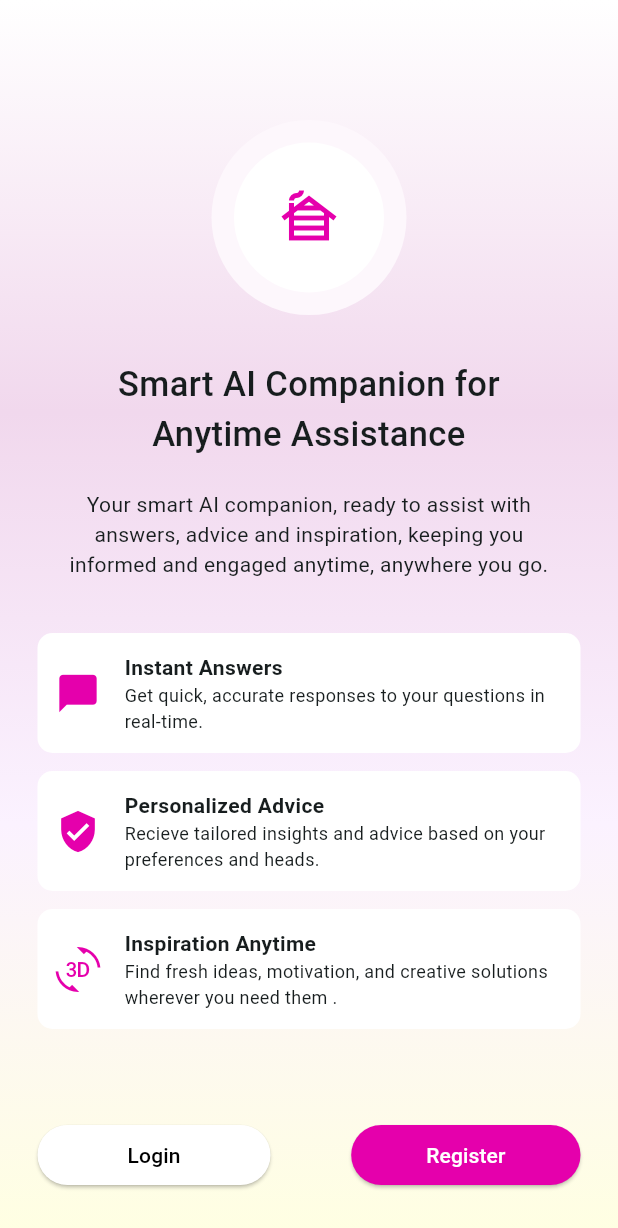
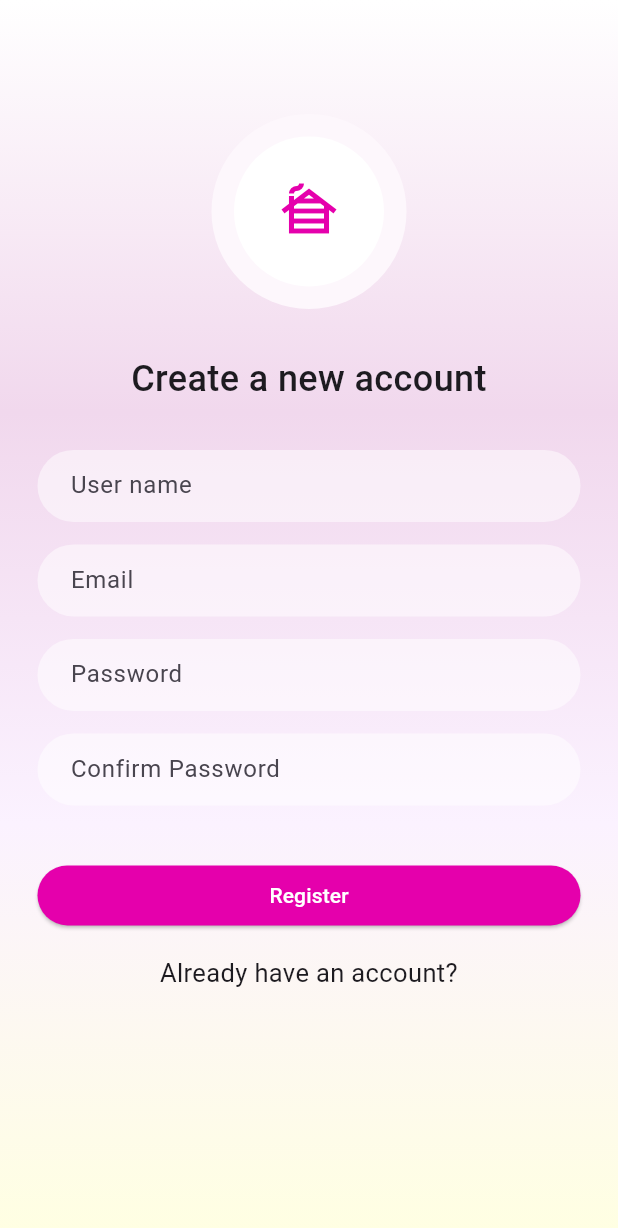
Before and after one commit to hariprasathys22/Docs-App, a Flutter app: the screen it shows after launch, after a tap on "Register", on a phone screen of 412 x 824 dp. Shown: the top 1228 px of the screen. Run offline on Flutter 3.47's test engine with Material 3 defaults, Android fonts, the phone set to English and light mode, and no system bars.

Commit message:
Register page completed

```diff
--- /dev/null
+++ b/lib/constants/TextBox/text_box_field.dart
@@ -0,0 +1,47 @@
+import 'package:flutter/material.dart';
+
+class TextBoxField extends StatelessWidget {
+  final String label;
+  final TextEditingController controller;
+  final String? Function(String?)? validator;
+  final bool obscureText;
+  final TextInputType keyboardType;
+  final IconData? icon;
+  const TextBoxField({
+    super.key,
+    required this.label,
+    required this.controller,
+    this.validator,
+    this.obscureText = false,
+    this.keyboardType = TextInputType.text,
+    this.icon,
+  });
+
+  @override
+  Widget build(BuildContext context) {
+    return Container(
+      decoration: BoxDecoration(
+        color: Colors.white.withOpacity(0.5),
+        borderRadius: BorderRadius.circular(25),
+      ),
+      padding: const EdgeInsets.symmetric(horizontal: 12),
+      child: TextFormField(
+        controller: controller,
+        obscureText: obscureText,
+        cursorColor: Color.fromARGB(255, 163, 163, 163),
+        keyboardType: keyboardType,
+        validator: validator,
+        style: const TextStyle(color: Color.fromARGB(255, 163, 163, 163)),
+        decoration: InputDecoration(
+          hintText: label,
+          labelStyle: const TextStyle(
+            color: Color.fromARGB(179, 255, 248, 248),
+          ),
+          contentPadding: EdgeInsets.fromLTRB(10, 0, 0, 0),
+          prefixIcon: icon != null ? Icon(icon, color: Colors.white70) : null,
+          border: InputBorder.none,
+        ),
+      ),
+    );
+  }
+}
--- a/lib/constants/button.dart
+++ /dev/null
@@ -1,30 +0,0 @@
-import 'package:flutter/material.dart';
-
-class Button extends StatelessWidget {
-  final String name;
-  final bool types;
-  final double height;
-  final double width;
-  const Button({
-    super.key,
-    required this.name,
-    required this.types,
-    required this.height,
-    required this.width,
-  });
-
-  @override
-  Widget build(BuildContext context) {
-    return ElevatedButton(
-      onPressed: () {},
-      child: Text(
-        name,
-        style: TextStyle(color: types ? Color(0xff000000) : Color(0xffFFFFFF)),
-      ),
-      style: ElevatedButton.styleFrom(
-        backgroundColor: types ? Color(0xffFFFFFF) : Color(0xffE500AC),
-        padding: EdgeInsets.symmetric(vertical: height, horizontal: width),
-      ),
-    );
-  }
-}
--- /dev/null
+++ b/lib/constants/button/button.dart
@@ -0,0 +1,45 @@
+import 'package:flutter/material.dart';
+
+class Button extends StatelessWidget {
+  final String name;
+  final bool types;
+  final double height;
+  final double width;
+  final Function()? onTap;
+
+  const Button({
+    super.key,
+    required this.name,
+    required this.types,
+    required this.height,
+    required this.width,
+    this.onTap,
+  });
+
+  @override
+  Widget build(BuildContext context) {
+    return SizedBox(
+      height: height,
+      width: width,
+      child: ElevatedButton(
+        onPressed: onTap,
+        style: ButtonStyle(
+          backgroundColor: MaterialStateProperty.all(
+            types ? const Color(0xffFFFFFF) : const Color(0xffE500AC),
+          ),
+          shape: MaterialStateProperty.all(
+            RoundedRectangleBorder(borderRadius: BorderRadius.circular(25)),
+          ),
+        ),
+        child: Text(
+          name,
+          style: TextStyle(
+            color: types ? Color(0xff000000) : Color(0xffFFFFFF),
+            fontSize: 14,
+            fontWeight: FontWeight.w500,
+          ),
+        ),
+      ),
+    );
+  }
+}
--- /dev/null
+++ b/lib/constants/gradientScaffold/gradient_scaffold.dart
@@ -0,0 +1,31 @@
+import 'package:flutter/material.dart';
+
+class GradientScaffold extends StatelessWidget {
+  final Widget child;
+
+  const GradientScaffold({super.key, required this.child});
+
+  @override
+  Widget build(BuildContext context) {
+    return Container(
+      decoration: const BoxDecoration(
+        gradient: LinearGradient(
+          begin: Alignment.topCenter,
+          end: Alignment.bottomCenter,
+          colors: [
+            Color(0xffFFFFFF),
+            Color.fromARGB(255, 241, 216, 237),
+            Color.fromARGB(255, 251, 242, 255),
+            Color.fromARGB(255, 255, 255, 226),
+          ],
+        ),
+      ),
+      child: SafeArea(
+        child: Scaffold(
+          backgroundColor: Colors.transparent, // allow gradient to show through
+          body: child,
+        ),
+      ),
+    );
+  }
+}
--- /dev/null
+++ b/lib/constants/roundedLogo/rounded_logo.dart
@@ -0,0 +1,29 @@
+import 'package:flutter/material.dart';
+
+class RoundedLogo extends StatelessWidget {
+  const RoundedLogo({super.key});
+
+  @override
+  Widget build(BuildContext context) {
+    return Container(
+      height: 130,
+      width: 130,
+      decoration: BoxDecoration(
+        color: const Color.fromARGB(255, 253, 247, 252),
+        borderRadius: BorderRadius.circular(100),
+      ),
+      child: Center(
+        child: Container(
+          padding: const EdgeInsets.all(10),
+          height: 100,
+          width: 100,
+          decoration: const BoxDecoration(
+            color: Colors.white,
+            borderRadius: BorderRadius.all(Radius.circular(100)),
+          ),
+          child: const Icon(Icons.cabin, color: Color(0xffE500AC), size: 40),
+        ),
+      ),
+    );
+  }
+}
--- a/lib/main.dart
+++ b/lib/main.dart
@@ -1,4 +1,6 @@
+import 'package:docs_ui/constants/gradientScaffold/gradient_scaffold.dart';
 import 'package:docs_ui/screens/on_boarding.dart';
+import 'package:docs_ui/screens/register_page.dart';
 import 'package:flutter/material.dart';
 
 void main() {
@@ -12,15 +14,25 @@ class MyApp extends StatelessWidget {
   @override
   Widget build(BuildContext context) {
     return MaterialApp(
-      title: 'Flutter Demo',
+      title: 'Docs UI',
       debugShowCheckedModeBanner: false,
-      theme: ThemeData(
-        colorScheme: ColorScheme.fromSeed(
-          seedColor: const Color.fromARGB(255, 255, 255, 255),
-        ),
-      ),
       initialRoute: "/",
-      routes: {"/": (context) => const OnBoarding()},
+      onGenerateRoute: (settings) {
+        Widget page;
+        switch (settings.name) {
+          case '/register':
+            page = const RegisterPage();
+            break;
+
+          case '/':
+          default:
+            page = const OnBoarding();
+        }
+        return MaterialPageRoute(
+          builder: (_) => GradientScaffold(child: page),
+          settings: settings,
+        );
+      },
     );
   }
 }
--- a/lib/screens/on_boarding.dart
+++ b/lib/screens/on_boarding.dart
@@ -1,4 +1,5 @@
-import 'package:docs_ui/constants/button.dart';
+import 'package:docs_ui/constants/button/button.dart';
+import 'package:docs_ui/constants/roundedLogo/rounded_logo.dart';
 import 'package:docs_ui/widgets/onBoarding/on_boarding_card.dart';
 import 'package:flutter/material.dart';
 
@@ -7,56 +8,24 @@ class OnBoarding extends StatelessWidget {
 
   @override
   Widget build(BuildContext context) {
-    return Scaffold(
-      body: Container(
-        decoration: BoxDecoration(
-          gradient: LinearGradient(
-            begin: Alignment.topCenter,
-            end: Alignment.bottomCenter,
-            colors: [
-              Color(0xffFFFFFF),
-              Color.fromARGB(255, 241, 216, 237),
-              Color.fromARGB(255, 251, 242, 255),
-              Color.fromARGB(255, 255, 255, 226),
-            ],
-          ),
-        ),
-        child: Padding(
-          padding: const EdgeInsets.symmetric(vertical: 30, horizontal: 25),
-          child: Center(
+    final screenHeight = MediaQuery.of(context).size.height;
+    final screenWidth = MediaQuery.of(context).size.width;
+    return Padding(
+      padding: const EdgeInsets.symmetric(vertical: 10, horizontal: 25),
+      child: ConstrainedBox(
+        constraints: BoxConstraints(minHeight: screenHeight - 80),
+        child: IntrinsicHeight(
           child: Column(
+            crossAxisAlignment: CrossAxisAlignment.center,
             children: [
-                const SizedBox(height: 50),
-                Container(
-                  height: 130,
-                  width: 130,
-                  decoration: BoxDecoration(
-                    color: const Color.fromARGB(255, 253, 247, 252),
-                    borderRadius: BorderRadius.circular(100),
-                  ),
-                  child: Center(
-                    child: Container(
-                      padding: const EdgeInsets.all(10),
-                      height: 100,
-                      width: 100,
-                      decoration: const BoxDecoration(
-                        color: Colors.white,
-                        borderRadius: BorderRadius.all(Radius.circular(100)),
-                      ),
-                      child: const Icon(
-                        Icons.cabin,
-                        color: Color(0xffE500AC),
-                        size: 40,
-                      ),
-                    ),
-                  ),
-                ),
-                const SizedBox(height: 30),
+              SizedBox(height: screenHeight * 0.08),
+              const RoundedLogo(),
+              const SizedBox(height: 10),
               const Padding(
                 padding: EdgeInsets.symmetric(horizontal: 20.0),
                 child: Text(
-                    "Smart AI Companion for Anytime Assistance",
-                    style: TextStyle(fontSize: 23, fontWeight: FontWeight.w500),
+                  "Neuralyfe",
+                  style: TextStyle(fontSize: 25, fontWeight: FontWeight.w500),
                   textAlign: TextAlign.center,
                 ),
               ),
@@ -70,19 +39,26 @@ class OnBoarding extends StatelessWidget {
                 ),
               ),
               const SizedBox(height: 30),
+              const OnBoardingCard(),
 
-                /// ✅ Repeating vertical containers with text inside properly
-                OnBoardingCard(),
+              /// ✅ Replacing Spacer with a dynamic spacer
               const Spacer(),
+
               Row(
                 mainAxisAlignment: MainAxisAlignment.spaceBetween,
                 children: [
-                    Button(name: "Login", types: true, height: 10, width: 60),
+                  Button(
+                    name: "Login",
+                    types: true,
+                    height: 40,
+                    width: screenWidth / 3,
+                  ),
                   Button(
                     name: "Register",
                     types: false,
-                      height: 10,
-                      width: 50,
+                    height: 40,
+                    width: screenWidth / 3,
+                    onTap: () => Navigator.pushNamed(context, '/register'),
                   ),
                 ],
               ),
@@ -90,7 +66,6 @@ class OnBoarding extends StatelessWidget {
           ),
         ),
       ),
-      ),
     );
   }
 }
--- /dev/null
+++ b/lib/screens/register_page.dart
@@ -0,0 +1,50 @@
+import 'package:docs_ui/constants/roundedLogo/rounded_logo.dart';
+import 'package:docs_ui/widgets/registerTextField/register_text_field.dart';
+import 'package:flutter/material.dart';
+
+class RegisterPage extends StatefulWidget {
+  const RegisterPage({super.key});
+
+  @override
+  State<RegisterPage> createState() => _RegisterPageState();
+}
+
+class _RegisterPageState extends State<RegisterPage> {
+  @override
+  Widget build(BuildContext context) {
+    final screenHeight = MediaQuery.of(context).size.height;
+    return SingleChildScrollView(
+      child: Padding(
+        padding: EdgeInsets.symmetric(vertical: 10, horizontal: 25),
+        child: Center(
+          child: Column(
+            children: [
+              SizedBox(height: screenHeight * 0.08),
+              RoundedLogo(),
+              const SizedBox(height: 30),
+              const Padding(
+                padding: EdgeInsets.symmetric(horizontal: 20.0),
+                child: Text(
+                  "Create a new account",
+                  style: TextStyle(fontSize: 24, fontWeight: FontWeight.w500),
+                  textAlign: TextAlign.center,
+                ),
+              ),
+              SizedBox(height: 30),
+              RegisterTextField(),
+              SizedBox(height: 20),
+              const Padding(
+                padding: EdgeInsets.symmetric(horizontal: 20.0),
+                child: Text(
+                  "Already have an account?",
+                  style: TextStyle(fontSize: 17, fontWeight: FontWeight.w400),
+                  textAlign: TextAlign.center,
+                ),
+              ),
+            ],
+          ),
+        ),
+      ),
+    );
+  }
+}
--- /dev/null
+++ b/lib/widgets/registerTextField/register_text_field.dart
@@ -0,0 +1,92 @@
+import 'package:docs_ui/constants/TextBox/text_box_field.dart';
+import 'package:docs_ui/constants/button/button.dart';
+import 'package:flutter/material.dart';
+
+class RegisterTextField extends StatefulWidget {
+  const RegisterTextField({super.key});
+
+  @override
+  State<RegisterTextField> createState() => _RegisterTextFieldState();
+}
+
+class _RegisterTextFieldState extends State<RegisterTextField> {
+  final _formKey = GlobalKey<FormState>();
+  final TextEditingController userNameController = TextEditingController();
+  final TextEditingController emailController = TextEditingController();
+  final TextEditingController passwordController = TextEditingController();
+
+  @override
+  void dispose() {
+    userNameController.dispose();
+    emailController.dispose();
+    passwordController.dispose();
+    super.dispose();
+  }
+
+  @override
+  Widget build(BuildContext context) {
+    final screenWidth = MediaQuery.of(context).size.width;
+    return Form(
+      child: Column(
+        children: [
+          TextBoxField(
+            label: "User name",
+            controller: userNameController,
+            validator: (value) {
+              if (value == null || value.isEmpty) {
+                return "Enter User name";
+              }
+              return null;
+            },
+          ),
+          SizedBox(height: 15),
+          TextBoxField(
+            label: "Email",
+            controller: emailController,
+            keyboardType: TextInputType.emailAddress,
+            validator: (value) {
+              if (value == null || value.isEmpty) {
+                return "Enter valid email";
+              }
+              return null;
+            },
+          ),
+          SizedBox(height: 15),
+          TextBoxField(
+            label: "Password",
+            controller: passwordController,
+            keyboardType: TextInputType.visiblePassword,
+            validator: (value) {
+              if (value == null || value.isEmpty) {
+                return "Enter Password";
+              }
+              return null;
+            },
+            obscureText: true,
+          ),
+          SizedBox(height: 15),
+          TextBoxField(
+            label: "Confirm Password",
+            controller: passwordController,
+            keyboardType: TextInputType.visiblePassword,
+            validator: (value) {
+              if (value == null || value.isEmpty) {
+                return "Enter Password";
+              }
+              return null;
+            },
+            obscureText: true,
+          ),
+          SizedBox(height: 40),
+          Button(
+            name: 'Register',
+            types: false,
+            height: 40,
+            width: screenWidth,
+            onTap: () {},
+          ),
+        ],
+      ),
+    );
+  }
+}
```
Lines whose indentation alone changed are shown as unchanged.
